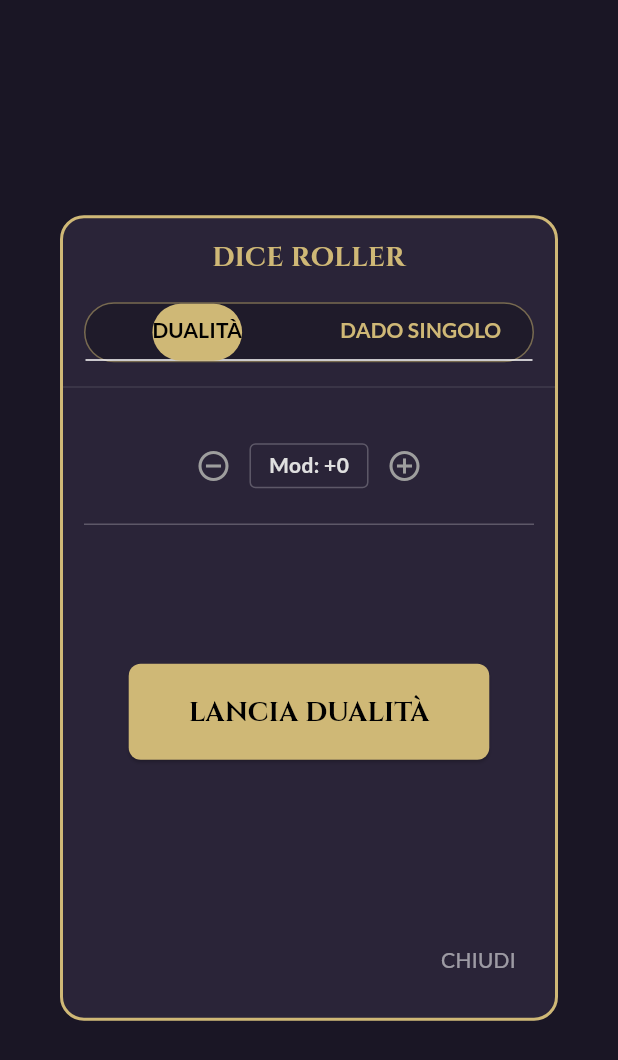
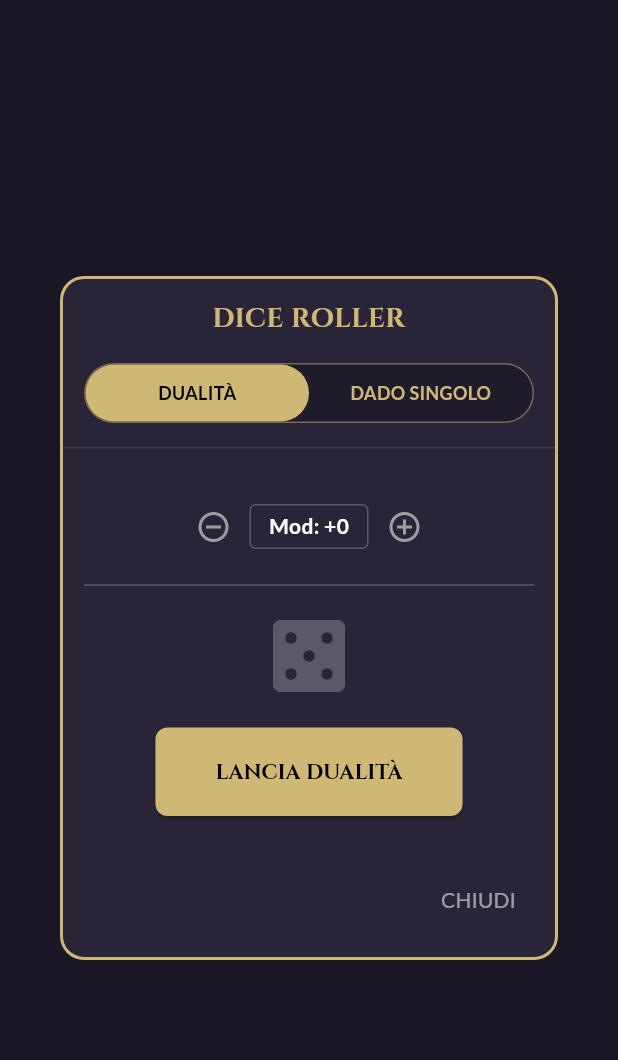
Before and after one commit to CEDITA-afk/daggerheart-companion, a Flutter app: the DiceRollerDialog widget shown alone on an empty page, opened directly, on a phone screen of 412 x 824 dp. Shown: the top 1060 px of the screen. Run offline on Flutter 3.47's test engine with Material 3 defaults, Android fonts, the phone set to English and light mode, and no system bars; our stand-ins replace cloud_firestore, file_picker, firebase_core, google_fonts, pdf, share_plus and 1 more; missing offline and left inert: universal_html; accounts and stored records are empty.

Commit message:
Update dice_roller_dialog.dart

```diff
--- a/lib/ui/widgets/dice_roller_dialog.dart
+++ b/lib/ui/widgets/dice_roller_dialog.dart
@@ -7,7 +7,7 @@ class DiceRollerDialog extends StatefulWidget {
   final Character? character;
   final int initialModifier;
   final String? weaponName;
-  final String? damageDice; // Es. "d8" o "2d6" (per ora supportiamo dadi singoli)
+  final String? damageDice;
 
   const DiceRollerDialog({
     super.key,
@@ -21,50 +21,49 @@ class DiceRollerDialog extends StatefulWidget {
   State<DiceRollerDialog> createState() => _DiceRollerDialogState();
 }
 
-class _DiceRollerDialogState extends State<DiceRollerDialog> with SingleTickerProviderStateMixin {
-  late TabController _tabController;
+class _DiceRollerDialogState extends State<DiceRollerDialog> {
+  // GESTIONE STATO MANUALE (0 = Dualità, 1 = Dado Singolo)
+  int _selectedTabIndex = 0;
 
-  // DUALITY STATE
+  // STATO DUALITÀ
   int d1 = 1;
   int d2 = 1;
   bool isCrit = false;
   bool isHope = false;
   bool isFear = false;
 
-  // SINGLE DIE STATE
-  int? singleDieResult;
-  int? selectedDieFaces;
+  // STATO DADO SINGOLO
+  int singleDieResult = 0;
+  int selectedDieFaces = 0;
 
-  // SHARED STATE
+  // STATO CONDIVISO
   int modifier = 0;
   bool hasRolled = false;
   String? resultText;
 
+  // Flag per tracciare il tipo di tiro attivo
+  bool _isDualityRoll = false;
+
   @override
   void initState() {
     super.initState();
-    _tabController = TabController(length: 2, vsync: this);
     modifier = widget.initialModifier;
 
-    // Se c'è un dado danno specificato (es. attacco arma), prova a parsarlo
+    // Se è stato richiesto un danno specifico (es. d8), andiamo subito al tab singolo
     if (widget.damageDice != null) {
-      // Logica semplificata: se contiene "d8", vai al tab singoli
-       if (widget.weaponName != null) {
-          // Se è un'arma, spesso si tira prima dualità (TXC) poi danno.
-          // Lasciamo default Dualità, ma l'utente può cambiare.
+       _selectedTabIndex = 1;
     }
   }
 
-    // Reset stato al cambio tab
-    _tabController.addListener(() {
-      if (_tabController.indexIsChanging) {
+  // Cambio Tab Sicuro
+  void _switchTab(int index) {
+    if (_selectedTabIndex == index) return;
     setState(() {
+      _selectedTabIndex = index;
+      // Resettiamo il tiro quando cambiamo tab per pulire l'interfaccia
       hasRolled = false;
       resultText = null;
-          singleDieResult = null;
-          // Non resettiamo il modificatore, potrebbe servire
-        });
-      }
+      _isDualityRoll = false;
     });
   }
 
@@ -74,23 +73,18 @@ class _DiceRollerDialogState extends State<DiceRollerDialog> with SingleTickerPr
       d1 = Random().nextInt(12) + 1;
       d2 = Random().nextInt(12) + 1;
       hasRolled = true;
+      _isDualityRoll = true;
 
       int total = d1 + d2 + modifier;
 
       if (d1 == d2) {
-        isCrit = true;
-        isHope = true;
-        isFear = false;
+        isCrit = true; isHope = true; isFear = false;
         resultText = "CRITICO! ($total)";
       } else if (d1 > d2) {
-        isHope = true;
-        isFear = false;
-        isCrit = false;
+        isHope = true; isFear = false; isCrit = false;
         resultText = "Successo con Speranza ($total)";
       } else {
-        isFear = true;
-        isHope = false;
-        isCrit = false;
+        isFear = true; isHope = false; isCrit = false;
         resultText = "Successo con Paura ($total)";
       }
     });
@@ -102,7 +96,9 @@ class _DiceRollerDialogState extends State<DiceRollerDialog> with SingleTickerPr
       selectedDieFaces = faces;
       singleDieResult = Random().nextInt(faces) + 1;
       hasRolled = true;
-      int total = singleDieResult! + modifier;
+      _isDualityRoll = false; // Importante: indica che non è dualità
+
+      int total = singleDieResult + modifier;
       resultText = "Totale: $total";
     });
   }
@@ -121,12 +117,10 @@ class _DiceRollerDialogState extends State<DiceRollerDialog> with SingleTickerPr
       child: Column(
         mainAxisSize: MainAxisSize.min,
         children: [
-          // --- HEADER & TABS ---
+          // --- HEADER ---
           Container(
             padding: const EdgeInsets.all(16),
-            decoration: const BoxDecoration(
-              border: Border(bottom: BorderSide(color: Colors.white10)),
-            ),
+            decoration: const BoxDecoration(border: Border(bottom: BorderSide(color: Colors.white10))),
             child: Column(
               children: [
                 Text(
@@ -135,6 +129,8 @@ class _DiceRollerDialogState extends State<DiceRollerDialog> with SingleTickerPr
                   textAlign: TextAlign.center,
                 ),
                 const SizedBox(height: 16),
+
+                // SELETTORE TAB CUSTOM (Sostituisce TabBar)
                 Container(
                   height: 40,
                   decoration: BoxDecoration(
@@ -142,18 +138,10 @@ class _DiceRollerDialogState extends State<DiceRollerDialog> with SingleTickerPr
                     borderRadius: BorderRadius.circular(20),
                     border: Border.all(color: dhGold.withOpacity(0.5))
                   ),
-                  child: TabBar(
-                    controller: _tabController,
-                    indicator: BoxDecoration(
-                      color: dhGold,
-                      borderRadius: BorderRadius.circular(20),
-                    ),
-                    labelColor: Colors.black,
-                    unselectedLabelColor: dhGold,
-                    labelStyle: const TextStyle(fontWeight: FontWeight.bold),
-                    tabs: const [
-                      Tab(text: "DUALITÀ"),
-                      Tab(text: "DADO SINGOLO"),
+                  child: Row(
+                    children: [
+                      Expanded(child: _buildTabButton("DUALITÀ", 0, dhGold)),
+                      Expanded(child: _buildTabButton("DADO SINGOLO", 1, dhGold)),
                     ],
                   ),
                 ),
@@ -161,36 +149,30 @@ class _DiceRollerDialogState extends State<DiceRollerDialog> with SingleTickerPr
             ),
           ),
 
-          // --- CONTENUTO (SCROLLABLE) ---
+          // --- CONTENUTO ---
           Flexible(
             child: SingleChildScrollView(
               padding: const EdgeInsets.all(16),
               child: Column(
                 children: [
-                  // MODIFICATORI (COMUNE)
+                  // Modificatori (visibili solo se non ho ancora lanciato)
                   if (!hasRolled) ...[
-                     _buildModifiersSection(),
+                     _buildModifiersSection(dhGold),
                      const Divider(color: Colors.white24, height: 30),
                   ],
 
-                  // BODY DEL TAB CORRENTE
-                  SizedBox(
-                    height: 220, // Altezza fissa per l'area dadi
-                    child: TabBarView(
-                      controller: _tabController,
-                      physics: const NeverScrollableScrollPhysics(), // Evita scroll orizzontale
-                      children: [
-                        _buildDualityTab(),
-                        _buildSingleTab(dhGold),
-                      ],
-                    ),
-                  ),
+                  // Mostra il contenuto in base al tab selezionato
+                  // Usiamo if/else diretto per evitare che l'altro widget venga costruito
+                  if (_selectedTabIndex == 0)
+                    _buildDualityBody()
+                  else
+                    _buildSingleBody(dhGold),
                 ],
               ),
             ),
           ),
 
-          // --- FOOTER AZIONI ---
+          // --- FOOTER ---
           Padding(
             padding: const EdgeInsets.all(16.0),
             child: Row(
@@ -200,15 +182,14 @@ class _DiceRollerDialogState extends State<DiceRollerDialog> with SingleTickerPr
                   onPressed: () => Navigator.pop(context),
                   child: const Text("CHIUDI", style: TextStyle(color: Colors.white54)),
                 ),
-                if (hasRolled)
+                if (hasRolled) ...[
                   const SizedBox(width: 16),
-                if (hasRolled)
                   ElevatedButton.icon(
                     onPressed: () {
                       setState(() {
                         hasRolled = false;
                         resultText = null;
-                        singleDieResult = null;
+                        _isDualityRoll = false;
                       });
                     },
                     icon: const Icon(Icons.refresh, size: 18),
@@ -218,6 +199,7 @@ class _DiceRollerDialogState extends State<DiceRollerDialog> with SingleTickerPr
                       foregroundColor: dhGold,
                     ),
                   ),
+                ]
               ],
             ),
           )
@@ -226,109 +208,122 @@ class _DiceRollerDialogState extends State<DiceRollerDialog> with SingleTickerPr
     );
   }
 
-  // --- WIDGETS ---
-
-  Widget _buildModifiersSection() {
-    return Column(
-      children: [
-        if (widget.character != null)
-          SingleChildScrollView(
-            scrollDirection: Axis.horizontal,
-            child: Row(
-              children: widget.character!.stats.entries.map((entry) {
-                String label = entry.key.substring(0, 3).toUpperCase();
-                return Padding(
-                  padding: const EdgeInsets.symmetric(horizontal: 4.0),
-                  child: FilterChip(
-                    label: Text("$label ${entry.value >= 0 ? '+' : ''}${entry.value}"),
-                    selected: modifier == entry.value,
-                    onSelected: (bool selected) {
-                      setState(() => modifier = entry.value);
-                    },
-                    backgroundColor: Colors.black45,
-                    checkmarkColor: Colors.black,
-                    selectedColor: const Color(0xFFCFB876),
-                    labelStyle: TextStyle(
-                      color: modifier == entry.value ? Colors.black : Colors.white,
+  // Pulsante Tab Personalizzato
+  Widget _buildTabButton(String label, int index, Color activeColor) {
+    bool isSelected = _selectedTabIndex == index;
+    return GestureDetector(
+      onTap: () => _switchTab(index),
+      child: Container(
+        alignment: Alignment.center,
+        decoration: BoxDecoration(
+          color: isSelected ? activeColor : Colors.transparent,
+          borderRadius: BorderRadius.circular(20),
+        ),
+        child: Text(
+          label,
+          style: TextStyle(
+            fontWeight: FontWeight.bold,
+            color: isSelected ? Colors.black : activeColor,
             fontSize: 12
           ),
         ),
+      ),
     );
-              }).toList(),
+  }
+
+  // Sezione Modificatori (Chip delle statistiche)
+  Widget _buildModifiersSection(Color color) {
+    List<Widget> chips = [];
+    if (widget.character != null) {
+      for (var entry in widget.character!.stats.entries) {
+        // Safe cast per evitare null pointer se i dati sono sporchi
+        int val = (entry.value as int?) ?? 0;
+        String key = entry.key;
+        String label = key.length > 3 ? key.substring(0, 3).toUpperCase() : key.toUpperCase();
+
+        chips.add(Padding(
+          padding: const EdgeInsets.symmetric(horizontal: 4),
+          child: FilterChip(
+            label: Text("$label ${val >= 0 ? '+' : ''}$val"),
+            selected: modifier == val,
+            onSelected: (_) => setState(() => modifier = val),
+            backgroundColor: Colors.black45,
+            checkmarkColor: Colors.black,
+            selectedColor: color,
+            labelStyle: TextStyle(color: modifier == val ? Colors.black : Colors.white, fontSize: 12),
           ),
-          ),
+        ));
+      }
+    }
+
+    return Column(
+      children: [
+        if (chips.isNotEmpty)
+          SingleChildScrollView(scrollDirection: Axis.horizontal, child: Row(children: chips)),
         const SizedBox(height: 12),
+        // Controlli Manuali Modificatore
         Row(
           mainAxisAlignment: MainAxisAlignment.center,
           children: [
-            IconButton(
-              icon: const Icon(Icons.remove_circle_outline, color: Colors.grey),
-              onPressed: () => setState(() => modifier--),
-            ),
+            IconButton(icon: const Icon(Icons.remove_circle_outline, color: Colors.grey), onPressed: () => setState(() => modifier--)),
             Container(
               padding: const EdgeInsets.symmetric(horizontal: 12, vertical: 4),
               decoration: BoxDecoration(border: Border.all(color: Colors.white24), borderRadius: BorderRadius.circular(4)),
-              child: Text("Mod: ${modifier >= 0 ? '+' : ''}$modifier", style: const TextStyle(fontWeight: FontWeight.bold)),
+              child: Text("Mod: ${modifier >= 0 ? '+' : ''}$modifier", style: const TextStyle(fontWeight: FontWeight.bold, color: Colors.white)),
             ),
-            IconButton(
-              icon: const Icon(Icons.add_circle_outline, color: Colors.grey),
-              onPressed: () => setState(() => modifier++),
-            ),
+            IconButton(icon: const Icon(Icons.add_circle_outline, color: Colors.grey), onPressed: () => setState(() => modifier++)),
           ],
         ),
       ],
     );
   }
 
-  Widget _buildDualityTab() {
-    if (!hasRolled) {
+  // Corpo Tab Dualità
+  Widget _buildDualityBody() {
+    // Mostra pulsante se non ho lanciato o se ho lanciato un tipo diverso
+    if (!hasRolled || !_isDualityRoll) {
       return Center(
-        child: ElevatedButton(
+        child: Column(
+          children: [
+            const Icon(Icons.casino, size: 64, color: Colors.white24),
+            const SizedBox(height: 16),
+            ElevatedButton(
               onPressed: _rollDuality,
               style: ElevatedButton.styleFrom(
                 backgroundColor: const Color(0xFFCFB876),
                 foregroundColor: Colors.black,
                 padding: const EdgeInsets.symmetric(horizontal: 40, vertical: 20),
-            textStyle: const TextStyle(fontSize: 18, fontWeight: FontWeight.bold, fontFamily: 'Cinzel'),
               ),
-          child: const Text("LANCIA DUALITÀ"),
+              child: const Text("LANCIA DUALITÀ", style: TextStyle(fontWeight: FontWeight.bold)),
+            ),
+          ],
         ),
       );
     }
 
-    // Risultato Dualità
+    // Risultato
     return Column(
-      mainAxisAlignment: MainAxisAlignment.center,
       children: [
         Row(
           mainAxisAlignment: MainAxisAlignment.spaceEvenly,
           children: [
-            _buildDieVisual(d1, "Speranza", isHope || isCrit ? Colors.blue : Colors.grey),
+            _buildDieVisual(d1, "Speranza", isHope || isCrit ? Colors.blueAccent : Colors.grey, isHope || isCrit),
             const Text("+", style: TextStyle(color: Colors.white24, fontSize: 24)),
-            _buildDieVisual(d2, "Paura", isFear ? Colors.red : Colors.grey),
+            _buildDieVisual(d2, "Paura", isFear ? Colors.redAccent : Colors.grey, isFear),
           ],
         ),
         const SizedBox(height: 16),
         Container(
-          padding: const EdgeInsets.symmetric(vertical: 8, horizontal: 16),
+          padding: const EdgeInsets.all(16),
           decoration: BoxDecoration(
-            color: isCrit ? Colors.purple.withOpacity(0.2) : (isHope ? Colors.blue.withOpacity(0.2) : Colors.red.withOpacity(0.2)),
-            borderRadius: BorderRadius.circular(8),
-            border: Border.all(color: isCrit ? Colors.purpleAccent : (isHope ? Colors.blueAccent : Colors.redAccent))
+            color: (isCrit ? Colors.purple : (isHope ? Colors.blue : Colors.red)).withOpacity(0.2),
+            borderRadius: BorderRadius.circular(12),
+            border: Border.all(color: (isCrit ? Colors.purpleAccent : (isHope ? Colors.blueAccent : Colors.redAccent)))
           ),
           child: Column(
             children: [
-              Text(
-                "${d1 + d2 + modifier}",
-                style: const TextStyle(fontSize: 36, fontWeight: FontWeight.bold, color: Colors.white),
-              ),
-              Text(
-                resultText ?? "",
-                style: TextStyle(
-                  color: isCrit ? Colors.purpleAccent : (isHope ? Colors.blueAccent : Colors.redAccent),
-                  fontWeight: FontWeight.bold
-                ),
-              ),
+              Text("TOTALE: ${d1 + d2 + modifier}", style: const TextStyle(fontSize: 32, fontWeight: FontWeight.bold, color: Colors.white)),
+              Text(resultText ?? "", textAlign: TextAlign.center, style: const TextStyle(fontSize: 16, fontWeight: FontWeight.bold, color: Colors.white)),
             ],
           ),
         )
@@ -336,91 +331,77 @@ class _DiceRollerDialogState extends State<DiceRollerDialog> with SingleTickerPr
     );
   }
 
-  Widget _buildSingleTab(Color accentColor) {
-    // Lista dadi disponibili
+  // Corpo Tab Dado Singolo
+  Widget _buildSingleBody(Color accentColor) {
+    if (!hasRolled || _isDualityRoll) {
       final dice = [4, 6, 8, 10, 12, 20];
-
-    if (!hasRolled) {
-      return GridView.count(
-        crossAxisCount: 3,
-        crossAxisSpacing: 10,
-        mainAxisSpacing: 10,
-        childAspectRatio: 1.5,
-        children: dice.map((face) {
-          return InkWell(
+      return Wrap(
+        spacing: 16, runSpacing: 16, alignment: WrapAlignment.center,
+        children: dice.map((face) => InkWell(
           onTap: () => _rollSingle(face),
-            borderRadius: BorderRadius.circular(8),
+          borderRadius: BorderRadius.circular(12),
           child: Container(
+            width: 80, height: 80,
+            alignment: Alignment.center,
             decoration: BoxDecoration(
               color: Colors.black38,
               border: Border.all(color: accentColor.withOpacity(0.5)),
-                borderRadius: BorderRadius.circular(8),
+              borderRadius: BorderRadius.circular(12),
             ),
             child: Column(
               mainAxisAlignment: MainAxisAlignment.center,
               children: [
-                  Icon(_getDieIcon(face), color: accentColor, size: 24),
-                  Text("d$face", style: TextStyle(color: accentColor, fontWeight: FontWeight.bold)),
+                _getDieIconWidget(face, accentColor),
+                Text("d$face", style: TextStyle(color: accentColor, fontWeight: FontWeight.bold))
               ],
             ),
           ),
-          );
-        }).toList(),
+        )).toList(),
       );
     }
 
-    // Risultato Singolo
-    return Center(
-      child: Column(
-        mainAxisAlignment: MainAxisAlignment.center,
+    return Column(
       children: [
-          _buildDieVisual(singleDieResult!, "d$selectedDieFaces", accentColor),
+        _buildDieVisual(singleDieResult, "d$selectedDieFaces", accentColor, true),
         const SizedBox(height: 20),
-          Text(
-            "Totale: ${singleDieResult! + modifier}",
-            style: TextStyle(fontSize: 32, fontWeight: FontWeight.bold, color: accentColor),
-          ),
-          if (modifier != 0)
-            Text("(Tiro: $singleDieResult ${modifier >= 0 ? '+' : ''} $modifier)", style: const TextStyle(color: Colors.grey)),
+        Text("Totale: ${singleDieResult + modifier}", style: TextStyle(fontSize: 32, fontWeight: FontWeight.bold, color: accentColor)),
+        if (modifier != 0) Text("(Tiro: $singleDieResult ${modifier >= 0 ? '+' : ''} $modifier)", style: const TextStyle(color: Colors.grey)),
       ],
-      ),
     );
   }
 
-  Widget _buildDieVisual(int value, String label, Color color) {
+  Widget _buildDieVisual(int value, String label, Color color, [bool highlight = false]) {
     return Column(
       children: [
         Container(
           width: 64, height: 64,
+          alignment: Alignment.center,
           decoration: BoxDecoration(
-            color: color.withOpacity(0.2),
+            color: highlight ? color.withOpacity(0.2) : Colors.transparent,
             borderRadius: BorderRadius.circular(12),
-            border: Border.all(color: color, width: 2),
-            boxShadow: [BoxShadow(color: color.withOpacity(0.3), blurRadius: 10)]
+            border: Border.all(color: color, width: highlight ? 3 : 1),
+            boxShadow: highlight ? [BoxShadow(color: color.withOpacity(0.3), blurRadius: 10)] : []
           ),
-          child: Center(
-            child: Text(
-              "$value",
-              style: const TextStyle(fontSize: 28, fontWeight: FontWeight.bold, color: Colors.white),
-            ),
-          ),
+          child: Text("$value", style: TextStyle(fontSize: 28, fontWeight: FontWeight.bold, color: highlight ? Colors.white : Colors.white54)),
         ),
         const SizedBox(height: 4),
-        Text(label, style: TextStyle(fontSize: 12, color: color.withOpacity(0.8))),
+        Text(label.toUpperCase(), style: TextStyle(fontSize: 10, fontWeight: FontWeight.bold, color: highlight ? color : Colors.grey)),
       ],
     );
   }
 
-  IconData _getDieIcon(int faces) {
-    // Usiamo icone approssimative dato che Material non ha tutti i poliedri
+  // Icona sicura (senza dipendenza da font esterni non caricati)
+  Widget _getDieIconWidget(int faces, Color color) {
+    IconData icon;
     switch (faces) {
-      case 4: return Icons.change_history; // Triangolo
-      case 6: return Icons.crop_square;    // Quadrato
-      case 8: return Icons.diamond;        // Rombo (simile ottaedro)
-      case 10: return Icons.play_arrow;    // Aquilone (approx)
-      case 12: return Icons.pentagon;      // Pentagono (dodecaedro facce)
-      case 20: return Icons.hexagon;       // Esagono (icosaedro profilo)
-      default: return Icons.casino;
+      case 4: icon = Icons.change_history; break;
+      case 6: icon = Icons.crop_square; break;
+      case 8: icon = Icons.diamond; break;
+      case 10: icon = Icons.play_arrow; break;
+      case 12: icon = Icons.pentagon; break;
+      case 20: icon = Icons.hexagon; break;
+      default: icon = Icons.casino;
+    }
+    return Icon(icon, color: color, size: 32);
   }
 }
-}
```
Lines whose indentation alone changed are shown as unchanged.
